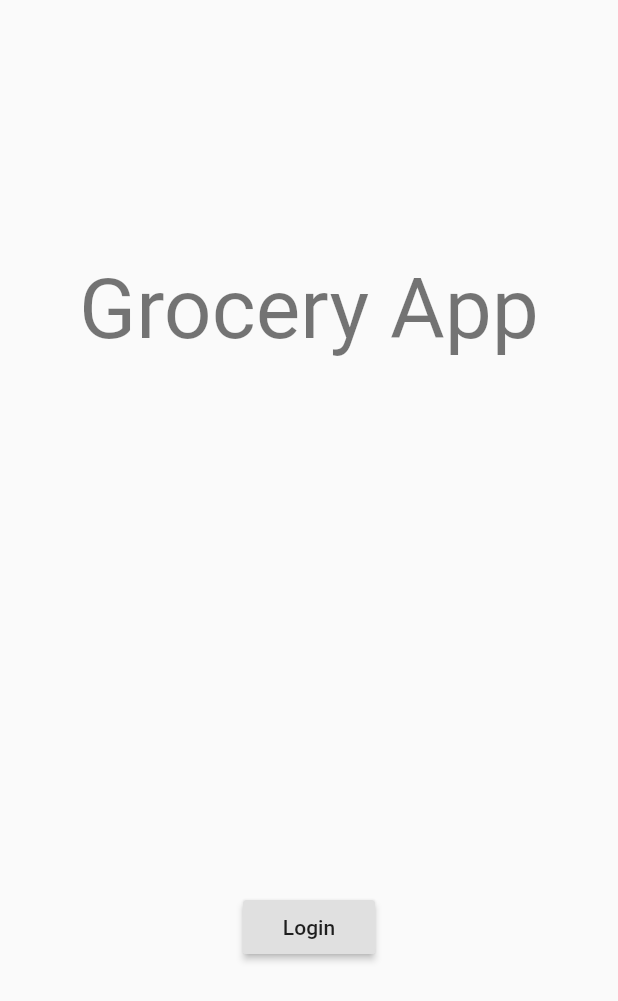
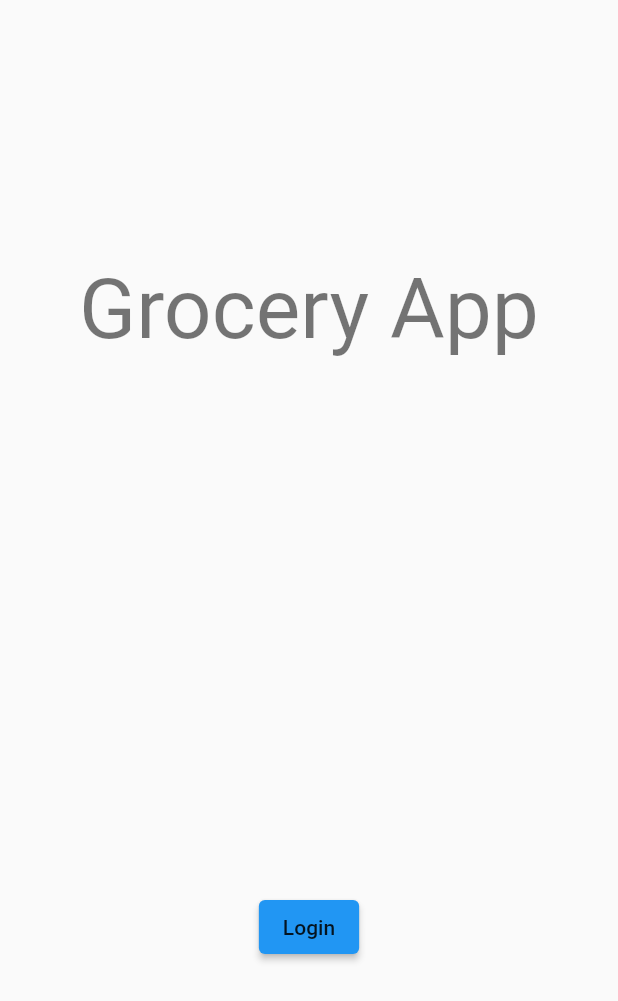
Before and after one commit to ZmanElete/grocery-mobile, a Flutter app: the HomePage screen opened by its route, after a tap on the "exit to app" icon, on a phone screen of 412 x 824 dp. Shown: the top 1001 px of the screen. Run offline on Flutter 3.47's test engine with Material 2 defaults, Android fonts, the phone set to English and light mode, and no system bars; our stand-ins replace shared_preferences; accounts and stored records are empty; network calls fail.

Commit message:
Started working on grocery_page. login bug fixes.

```diff
--- a/lib/app.dart
+++ b/lib/app.dart
@@ -1,6 +1,5 @@
 import 'package:flutter/material.dart';
 import 'package:flutter/widgets.dart';
-import 'package:grocery_list/pages/grocery_list.dart';
 
 import 'theme/theme.dart';
 import 'pages/home_page.dart';
--- a/lib/main.dart
+++ b/lib/main.dart
@@ -10,6 +10,6 @@ void main() async {
     apiUrl: '',
     debug: false,
   );
-  ServiceLocator();
+  await ServiceLocator.init();
   runApp(App());
 }
--- a/lib/main_dev.example.dart
+++ b/lib/main_dev.example.dart
@@ -1,7 +1,8 @@
 import 'package:flutter/material.dart';
-import 'models/config.dart';
 
 import 'app.dart';
+import 'models/config.dart';
+import 'services/service_locator.dart';
 
 void main() async {
   WidgetsFlutterBinding.ensureInitialized();
@@ -12,5 +13,6 @@ void main() async {
     debugLoginEmail: 'test@test.com',
     debugLoginPassword: 'test',
   );
+  await ServiceLocator.init();
   runApp(App());
 }
--- a/lib/models/item_list.dart
+++ b/lib/models/item_list.dart
@@ -46,7 +46,7 @@ class ItemList extends ApiModel {
     return {
       'id': this.id,
       'title': this.title,
-      'household': this.household?.toMap(),
+      'household': this.household.toMap(),
       'active': this.active,
       'item_set': this.items.map((item) => item.toMap()),
     };
--- a/lib/models/user.dart
+++ b/lib/models/user.dart
@@ -5,9 +5,9 @@ import 'household.dart';
 class User extends ApiModel {
   int? id;
   String email;
-  Household? household; //Might be okay to not be null not sure.
+  Household household;
 
-  User({this.id, required this.email, this.household});
+  User({this.id, required this.email, required this.household});
   User.fromMap(Map<String, dynamic> map)
       : id = map['id'],
         email = map['email']!,
@@ -26,7 +26,7 @@ class User extends ApiModel {
     return {
       'id': this.id,
       'email': this.email,
-      'household': this.household?.toMap(),
+      'household': this.household.toMap(),
     };
   }
 
--- a/lib/pages/grocery_list.dart
+++ /dev/null
@@ -1,44 +0,0 @@
-import 'package:flutter/material.dart';
-
-class GroceryListPage extends StatefulWidget {
-  GroceryListPage({Key? key}) : super(key: key);
-
-  @override
-  _GroceryListPageState createState() => _GroceryListPageState();
-}
-
-class _GroceryListPageState extends State<GroceryListPage> {
-  @override
-  Widget build(BuildContext context) {
-    var screenWidth = MediaQuery.of(context).size.width;
-    return Container(
-      width: screenWidth,
-      child: ListView.builder(
-        itemCount: 2,
-        itemBuilder: (context, index) => [
-          Card(
-            elevation: 5,
-            color: Colors.yellow,
-            child: Align(
-              heightFactor: 0,
-              child: Container(
-                height: 100,
-                color: Colors.purple,
-              ),
-            ),
-          ),
-          Card(
-            elevation: 5,
-            child: Align(
-              heightFactor: 5,
-              child: Container(
-                height: 100,
-                color: Colors.red,
-              ),
-            ),
-          ),
-        ][index],
-      ),
-    );
-  }
-}
--- /dev/null
+++ b/lib/pages/grocery_list/grocery_list.dart
@@ -0,0 +1,61 @@
+import 'package:flutter/material.dart';
+import 'package:grocery_list/models/item_list.dart';
+import 'package:grocery_list/pages/grocery_list/widgets/grocery_list_item.dart';
+import 'package:grocery_list/services/api/list_api_service.dart';
+
+class GroceryListPage extends StatefulWidget {
+  GroceryListPage({Key? key}) : super(key: key);
+
+  @override
+  _GroceryListPageState createState() => _GroceryListPageState();
+}
+
+class _GroceryListPageState extends State<GroceryListPage> {
+  final listService = ItemListApiService.instance;
+
+  bool initializing = true;
+  List<ItemList> lists = [];
+
+  @override
+  void initState() {
+    super.initState();
+    asyncInit();
+  }
+
+  asyncInit() async {
+    try {
+      lists = await listService.list();
+    } finally {
+      initializing = false;
+      setState(() {});
+    }
+  }
+
+  @override
+  Widget build(BuildContext context) {
+    var screenWidth = MediaQuery.of(context).size.width;
+    return AnimatedSwitcher(
+      duration: Duration(milliseconds: 200),
+      child: initializing
+          ? Container(
+              alignment: Alignment.center,
+              child: CircularProgressIndicator(),
+            )
+          : lists.isEmpty
+              ? Card()
+              : ListView.builder(
+                  itemCount: lists.length,
+                  itemBuilder: (_, index) {
+                    var list = lists[index];
+                    return Hero(
+                      tag: '${list.id}GroceryList',
+                      child: GroceryListItem(
+                        list: list,
+                        isDetail: false,
+                      ),
+                    );
+                  },
+                ),
+    );
+  }
+}
--- a/lib/pages/home_page.dart
+++ b/lib/pages/home_page.dart
@@ -1,5 +1,5 @@
 import 'package:flutter/material.dart';
-import 'package:grocery_list/pages/grocery_list.dart';
+import 'package:grocery_list/pages/grocery_list/grocery_list.dart';
 import 'package:grocery_list/pages/receipe_list.dart';
 import 'package:grocery_list/widget/app_bar.dart';
 
--- a/lib/pages/landing.dart
+++ b/lib/pages/landing.dart
@@ -11,7 +11,6 @@ class LandingPage extends StatelessWidget {
 
   @override
   Widget build(BuildContext context) {
-    //TODO - check for login creds
     var token = prefs.getString(AuthApiService.ACCESS_TOKEN_KEY);
     if (token != null) autoLogin(context);
     return Scaffold(
@@ -33,7 +32,7 @@ class LandingPage extends StatelessWidget {
             flex: 1,
             child: Align(
               alignment: Alignment.center,
-              child: RaisedButton(
+              child: ElevatedButton(
                 onPressed: () {
                   Navigator.pushNamed(context, AppRoutes.LOGIN_PAGE);
                 },
--- a/lib/pages/login.dart
+++ b/lib/pages/login.dart
@@ -103,7 +103,10 @@ class _LoginPageState extends State<LoginPage> {
       try {
         auth.login(email: email, password: password);
         Navigator.pushNamedAndRemoveUntil(
-            context, 'grocery_list', (route) => false);
+          context,
+          'grocery_list',
+          (_) => false,
+        );
       } catch (e) {
         ScaffoldMessenger.of(context).showSnackBar(
           SnackBar(
```
Also changed, not shown: lib/pages/grocery_list/widgets/grocery_list_item.dart (added, +27 -0 lines), lib/services/service_locator.dart (+3 -5 lines), 2 other files.
